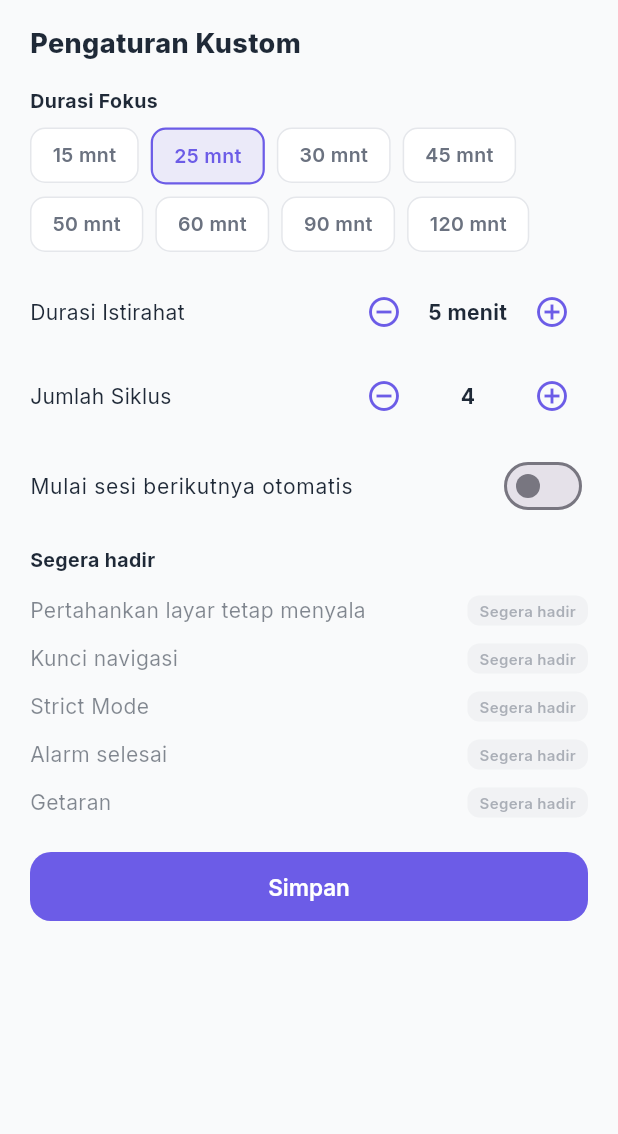
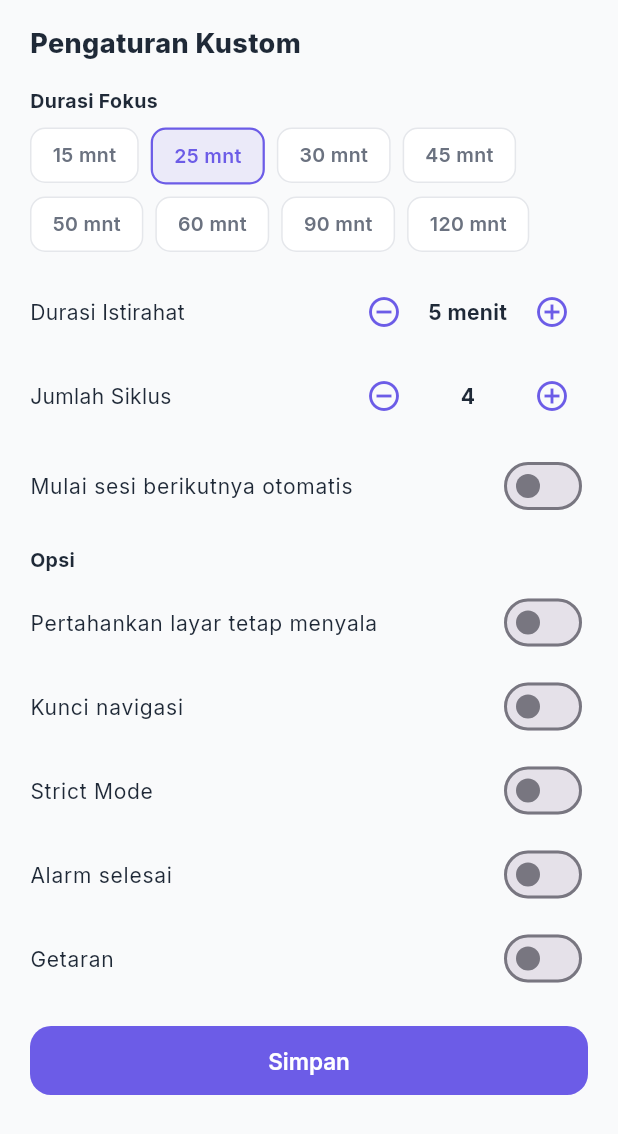
Before and after one commit to Frhannnnn/Todo-list-aplication-beta-, a Flutter app: the _FocusCustomSheet widget shown alone on an empty page, opened directly, on a phone screen of 412 x 824 dp. Shown: the top 1134 px of the screen. Run offline on Flutter 3.47's test engine with Material 3 defaults, Android fonts, the phone set to English and light mode, and no system bars; our stand-ins replace file_picker, flutter_local_notifications, google_fonts, share_plus, shared_preferences, timezone and 2 more; accounts and stored records are empty.

Commit message:
feat(focus): Fase 3b/3c - Layar Fokus, wakelock, toggle native, Strict Mode
- FocusOptions + flags (keepScreenOn, vibrate, alarmOnFinish, lockNavigation, strictMode)
- Mode Kustom: toggle native aktif (bukan lagi "Segera hadir")
- Layar Fokus OLED (hitam, minimalis) + wakelock_plus
- getaran (vibration) & alarm (SystemSound) saat blok selesai
- kunci navigasi via lockNavigation; Strict Mode: dialog saat tinggalkan sesi

Co-Authored-By: Claude Sonnet 5 <noreply@anthropic.com>

```diff
--- a/lib/models/focus_session_model.dart
+++ b/lib/models/focus_session_model.dart
@@ -50,6 +50,24 @@ extension SessionTargetStatusLabel on SessionTargetStatus {
   }
 }
 
+/// Opsi native sesi fokus (Fase 3). Untuk mode preset non-Kustom dipakai
+/// default; untuk Mode Kustom diisi dari toggle.
+class FocusOptions {
+  final bool keepScreenOn; // wakelock selama sesi
+  final bool vibrate; // getaran saat sesi selesai
+  final bool alarmOnFinish; // suara saat sesi selesai
+  final bool lockNavigation; // paksa kunci navigasi (PopScope)
+  final bool strictMode; // keluar app saat sesi → dialog
+
+  const FocusOptions({
+    this.keepScreenOn = false,
+    this.vibrate = false,
+    this.alarmOnFinish = false,
+    this.lockNavigation = false,
+    this.strictMode = false,
+  });
+}
+
 /// Preset durasi fokus/istirahat siap pakai.
 class FocusPreset {
   final String name;
@@ -82,6 +100,11 @@ class FocusSession {
   final int totalSessions; // jumlah siklus fokus yang dijalankan
   final int breakMinutes; // durasi istirahat antar-siklus
   final bool autoAdvance; // lanjut sesi berikutnya otomatis
+  final bool keepScreenOn;
+  final bool vibrate;
+  final bool alarmOnFinish;
+  final bool lockNavigation;
+  final bool strictMode;
   final DateTime startedAt;
   final DateTime? endedAt;
   final SessionTargetStatus? targetStatus;
@@ -97,6 +120,11 @@ class FocusSession {
     this.totalSessions = 1,
     this.breakMinutes = 0,
     this.autoAdvance = false,
+    this.keepScreenOn = false,
+    this.vibrate = false,
+    this.alarmOnFinish = false,
+    this.lockNavigation = false,
+    this.strictMode = false,
     required this.startedAt,
     this.endedAt,
     this.targetStatus,
@@ -117,6 +145,11 @@ class FocusSession {
       totalSessions: totalSessions,
       breakMinutes: breakMinutes,
       autoAdvance: autoAdvance,
+      keepScreenOn: keepScreenOn,
+      vibrate: vibrate,
+      alarmOnFinish: alarmOnFinish,
+      lockNavigation: lockNavigation,
+      strictMode: strictMode,
       startedAt: startedAt,
       endedAt: endedAt ?? this.endedAt,
       targetStatus: targetStatus ?? this.targetStatus,
@@ -134,6 +167,11 @@ class FocusSession {
         'totalSessions': totalSessions,
         'breakMinutes': breakMinutes,
         'autoAdvance': autoAdvance,
+        'keepScreenOn': keepScreenOn,
+        'vibrate': vibrate,
+        'alarmOnFinish': alarmOnFinish,
+        'lockNavigation': lockNavigation,
+        'strictMode': strictMode,
         'startedAt': startedAt.toIso8601String(),
         'endedAt': endedAt?.toIso8601String(),
         'targetStatus': targetStatus?.index,
@@ -165,6 +203,11 @@ class FocusSession {
       totalSessions: json['totalSessions'] as int? ?? 1,
       breakMinutes: json['breakMinutes'] as int? ?? 0,
       autoAdvance: json['autoAdvance'] as bool? ?? false,
+      keepScreenOn: json['keepScreenOn'] as bool? ?? false,
+      vibrate: json['vibrate'] as bool? ?? false,
+      alarmOnFinish: json['alarmOnFinish'] as bool? ?? false,
+      lockNavigation: json['lockNavigation'] as bool? ?? false,
+      strictMode: json['strictMode'] as bool? ?? false,
       startedAt: DateTime.parse(json['startedAt'] as String),
       endedAt: json['endedAt'] != null
           ? DateTime.parse(json['endedAt'] as String)
--- a/lib/screens/focus/focus_custom_sheet.dart
+++ b/lib/screens/focus/focus_custom_sheet.dart
@@ -6,9 +6,10 @@ import '../../utils/app_theme.dart';
 
 /// Bottom sheet konfigurasi Mode Kustom. Mengembalikan preset kustom + jumlah
 /// siklus + autoAdvance, atau null bila dibatalkan.
-Future<({FocusPreset preset, int cycles, bool autoAdvance})?>
+Future<({FocusPreset preset, int cycles, bool autoAdvance, FocusOptions options})?>
     showFocusCustomSheet(BuildContext context) {
-  return showModalBottomSheet<({FocusPreset preset, int cycles, bool autoAdvance})>(
+  return showModalBottomSheet<
+      ({FocusPreset preset, int cycles, bool autoAdvance, FocusOptions options})>(
     context: context,
     backgroundColor: Colors.white,
     isScrollControlled: true,
@@ -31,6 +32,11 @@ class _FocusCustomSheetState extends State<_FocusCustomSheet> {
   int _break = 5;
   int _cycles = 4;
   bool _auto = false;
+  bool _keepScreenOn = false;
+  bool _lockNavigation = false;
+  bool _strictMode = false;
+  bool _alarm = false;
+  bool _vibrate = false;
 
   @override
   Widget build(BuildContext context) {
@@ -98,21 +104,18 @@ class _FocusCustomSheetState extends State<_FocusCustomSheet> {
                       if (_cycles < 8) _cycles++;
                     })),
             const SizedBox(height: 8),
-            SwitchListTile(
-              contentPadding: EdgeInsets.zero,
-              value: _auto,
-              onChanged: (v) => setState(() => _auto = v),
-              title: const Text('Mulai sesi berikutnya otomatis',
-                  style: TextStyle(fontSize: 14, color: AppTheme.textPrimary)),
-            ),
+            _toggle('Mulai sesi berikutnya otomatis', _auto,
+                (v) => _auto = v),
             const SizedBox(height: 12),
-            const Text('Segera hadir', style: _label),
-            const SizedBox(height: 8),
-            _comingSoon('Pertahankan layar tetap menyala'),
-            _comingSoon('Kunci navigasi'),
-            _comingSoon('Strict Mode'),
-            _comingSoon('Alarm selesai'),
-            _comingSoon('Getaran'),
+            const Text('Opsi', style: _label),
+            const SizedBox(height: 4),
+            _toggle('Pertahankan layar tetap menyala', _keepScreenOn,
+                (v) => _keepScreenOn = v),
+            _toggle('Kunci navigasi', _lockNavigation,
+                (v) => _lockNavigation = v),
+            _toggle('Strict Mode', _strictMode, (v) => _strictMode = v),
+            _toggle('Alarm selesai', _alarm, (v) => _alarm = v),
+            _toggle('Getaran', _vibrate, (v) => _vibrate = v),
             const SizedBox(height: 16),
             SizedBox(
               width: double.infinity,
@@ -126,6 +129,13 @@ class _FocusCustomSheetState extends State<_FocusCustomSheet> {
                         breakMinutes: _break),
                     cycles: _cycles,
                     autoAdvance: _auto,
+                    options: FocusOptions(
+                      keepScreenOn: _keepScreenOn,
+                      lockNavigation: _lockNavigation,
+                      strictMode: _strictMode,
+                      alarmOnFinish: _alarm,
+                      vibrate: _vibrate,
+                    ),
                   ),
                 ),
                 child: const Text('Simpan'),
@@ -169,33 +179,13 @@ class _FocusCustomSheetState extends State<_FocusCustomSheet> {
     );
   }
 
-  Widget _comingSoon(String label) {
-    return Opacity(
-      opacity: 0.55,
-      child: Padding(
-        padding: const EdgeInsets.symmetric(vertical: 6),
-        child: Row(
-          children: [
-            Expanded(
-              child: Text(label,
-                  style: const TextStyle(
-                      fontSize: 14, color: AppTheme.textPrimary)),
-            ),
-            Container(
-              padding: const EdgeInsets.symmetric(horizontal: 8, vertical: 3),
-              decoration: BoxDecoration(
-                color: AppTheme.textSecondary.withValues(alpha: 0.1),
-                borderRadius: BorderRadius.circular(8),
-              ),
-              child: const Text('Segera hadir',
-                  style: TextStyle(
-                      fontSize: 10,
-                      fontWeight: FontWeight.w600,
-                      color: AppTheme.textSecondary)),
-            ),
-          ],
-        ),
-      ),
+  Widget _toggle(String label, bool value, ValueChanged<bool> onChanged) {
+    return SwitchListTile(
+      contentPadding: EdgeInsets.zero,
+      value: value,
+      onChanged: (v) => setState(() => onChanged(v)),
+      title: Text(label,
+          style: const TextStyle(fontSize: 14, color: AppTheme.textPrimary)),
     );
   }
 }
--- a/lib/screens/focus/focus_mode_sheet.dart
+++ b/lib/screens/focus/focus_mode_sheet.dart
@@ -12,6 +12,7 @@ typedef FocusModeSelection = ({
   FocusPreset preset,
   int cycles,
   bool autoAdvance,
+  FocusOptions options,
 });
 
 /// Bottom sheet pemilihan mode & preset (atau konfigurasi Kustom) sebelum
@@ -49,6 +50,7 @@ class _FocusModeSheetState extends State<_FocusModeSheet> {
       preset: cfg.preset,
       cycles: cfg.cycles,
       autoAdvance: cfg.autoAdvance,
+      options: cfg.options,
     ));
   }
 
@@ -115,6 +117,8 @@ class _FocusModeSheetState extends State<_FocusModeSheet> {
                     preset: _preset,
                     cycles: 0,
                     autoAdvance: false,
+                    options: FocusOptions(
+                        lockNavigation: _mode == FocusMode.focus),
                   )),
                   child: const Text('Lanjut'),
                 ),
--- a/lib/screens/focus/focus_preparation_screen.dart
+++ b/lib/screens/focus/focus_preparation_screen.dart
@@ -22,6 +22,7 @@ class FocusPreparationScreen extends StatefulWidget {
   final int recommendedSessions;
   final int totalSessions;
   final bool autoAdvance;
+  final FocusOptions options;
 
   const FocusPreparationScreen({
     super.key,
@@ -32,6 +33,7 @@ class FocusPreparationScreen extends StatefulWidget {
     required this.recommendedSessions,
     required this.totalSessions,
     required this.autoAdvance,
+    required this.options,
   });
 
   @override
@@ -71,6 +73,7 @@ class _FocusPreparationScreenState extends State<FocusPreparationScreen> {
           recommendedSessions: widget.recommendedSessions,
           totalSessions: widget.totalSessions,
           autoAdvance: widget.autoAdvance,
+          options: widget.options,
         );
     Navigator.of(context).pushReplacement(
       MaterialPageRoute(
--- a/lib/utils/task_status_actions.dart
+++ b/lib/utils/task_status_actions.dart
@@ -55,6 +55,7 @@ Future<void> _startFocusFlow(
         recommendedSessions: recommendedSessions,
         totalSessions: totalSessions,
         autoAdvance: selection.autoAdvance,
+        options: selection.options,
       ),
     ),
   );
```
Also changed, not shown: lib/screens/focus/focus_screen.dart (added, +154 -0 lines), lib/screens/focus/focus_timer_screen.dart (+70 -4 lines), lib/services/focus_session_provider.dart (+47 -0 lines).
